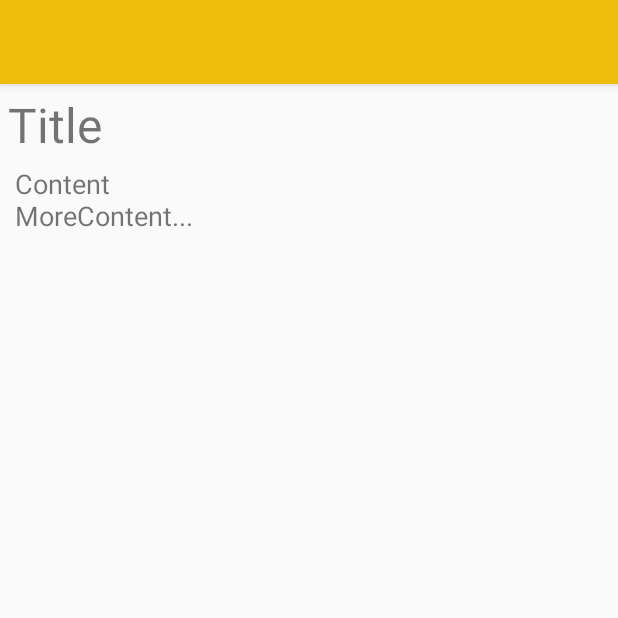
After one commit to medakk/alternote, an Android app: the NoteActivity screen opened directly, with no data from a screen before it, on a phone screen of 412 x 824 dp, the top half of it. The commit adds this screen. Run offline under Robolectric (Android 15) with nearby library versions, the phone set to English and light mode, and no system bars.

Commit message:
Added a new activity and fragment to show upon clicking on a note in the list, but it doesn't seem to be working

```diff
--- a/app/src/main/AndroidManifest.xml
+++ b/app/src/main/AndroidManifest.xml
@@ -16,6 +16,11 @@
                 <category android:name="android.intent.category.LAUNCHER" />
             </intent-filter>
         </activity>
+
+        <activity android:name=".NoteActivity"
+                  android:label="" >
+
+        </activity>
     </application>
 
 </manifest>
--- a/app/src/main/java/com/medakk/alternote/MainActivityFragment.java
+++ b/app/src/main/java/com/medakk/alternote/MainFragment.java
@@ -1,11 +1,13 @@
 package com.medakk.alternote;
 
+import android.content.Intent;
+import android.os.Bundle;
 import android.support.v4.app.Fragment;
-import android.os.Bundle;
 import android.view.Gravity;
 import android.view.LayoutInflater;
 import android.view.View;
 import android.view.ViewGroup;
+import android.widget.AdapterView;
 import android.widget.EditText;
 import android.widget.ImageButton;
 import android.widget.ListView;
@@ -22,14 +24,14 @@ import com.medakk.alternote.util.Helper;
  *  displays the list of entered notes,
  *  permits addition/removal of notes
  */
-public class MainActivityFragment extends Fragment {
+public class MainFragment extends Fragment {
 
     private EditText etQuickNote;
     private ImageButton ibtnAddQuickNote;
     private ListView lvNotes;
     private NotesAdapter notesAdapter;
 
-    public MainActivityFragment() {
+    public MainFragment() {
     }
 
     @Override
@@ -52,6 +54,15 @@ public class MainActivityFragment extends Fragment {
         notesAdapter = new NotesAdapter(getActivity());
         lvNotes.setAdapter(notesAdapter);
 
+        //start NoteActivity when a list item is pressed
+        lvNotes.setOnItemClickListener(new AdapterView.OnItemClickListener() {
+            @Override
+            public void onItemClick(AdapterView<?> parent, View view, int position, long id) {
+                final Intent i = new Intent(getActivity(), NoteActivity.class);
+                startActivity(i);
+            }
+        });
+
         // create a new note when ibtnAddQuickNote is pressed
         ibtnAddQuickNote.setOnClickListener(new View.OnClickListener() {
             @Override
@@ -70,7 +81,6 @@ public class MainActivityFragment extends Fragment {
         //start an AsyncTask to load the notes from the saved JSON file
         SaveAndLoad.LoadAsyncTask loadAsyncTask = new SaveAndLoad.LoadAsyncTask(getActivity(), notesAdapter);
         loadAsyncTask.execute();
-
         return v;
     }
 
--- /dev/null
+++ b/app/src/main/java/com/medakk/alternote/NoteActivity.java
@@ -0,0 +1,24 @@
+package com.medakk.alternote;
+
+import android.os.Bundle;
+import android.support.v4.app.Fragment;
+import android.support.v4.app.FragmentActivity;
+import android.support.v4.app.FragmentManager;
+
+/**
+ * Activity that hosts the fragment to view notes
+ */
+public class NoteActivity extends FragmentActivity {
+    @Override
+    protected void onCreate(Bundle savedInstanceState) {
+        super.onCreate(savedInstanceState);
+        setContentView(R.layout.activity_note);
+
+        final FragmentManager fm = getSupportFragmentManager();
+        Fragment f = fm.findFragmentById(R.id.fragment);
+        if(f == null) {
+            f = new SimpleNoteFragment();
+            fm.beginTransaction().add(R.id.fragment, f).commit();
+        }
+    }
+}
--- /dev/null
+++ b/app/src/main/java/com/medakk/alternote/SimpleNoteFragment.java
@@ -0,0 +1,20 @@
+package com.medakk.alternote;
+
+import android.os.Bundle;
+import android.support.v4.app.Fragment;
+import android.view.LayoutInflater;
+import android.view.View;
+import android.view.ViewGroup;
+import android.widget.TextView;
+
+public class SimpleNoteFragment extends Fragment {
+
+    private TextView tvTitle;
+    private TextView tvContent;
+
+    @Override
+    public View onCreateView(LayoutInflater inflater, ViewGroup container, Bundle savedInstanceState) {
+        final View v = inflater.inflate(R.layout.fragment_simple_note, container, false);
+        return v;
+    }
+}
--- a/app/src/main/java/com/medakk/alternote/uihelper/NotesAdapter.java
+++ b/app/src/main/java/com/medakk/alternote/uihelper/NotesAdapter.java
@@ -68,6 +68,8 @@ public class NotesAdapter extends BaseAdapter implements View.OnClickListener{
         return convertView;
     }
 
+
+
     //for the delete button
     @Override
     public void onClick(View v) {
--- a/app/src/main/java/com/medakk/alternote/uihelper/SaveAndLoad.java
+++ b/app/src/main/java/com/medakk/alternote/uihelper/SaveAndLoad.java
@@ -3,27 +3,21 @@ package com.medakk.alternote.uihelper;
 import android.content.Context;
 import android.os.AsyncTask;
 import android.util.Log;
-import android.widget.ListView;
 import android.widget.Toast;
 
 import com.medakk.alternote.R;
+import com.medakk.alternote.note.NoteManager;
 import com.medakk.alternote.note.SimpleNote;
-import com.medakk.alternote.note.NoteManager;
 
 import org.json.JSONArray;
 import org.json.JSONException;
 import org.json.JSONObject;
 import org.json.JSONTokener;
 
-import java.io.BufferedReader;
 import java.io.FileInputStream;
 import java.io.FileNotFoundException;
 import java.io.FileOutputStream;
-import java.io.InputStream;
-import java.io.InputStreamReader;
-import java.io.OutputStream;
 import java.lang.ref.WeakReference;
-import java.util.ArrayList;
 
 public class SaveAndLoad {
 
@@ -131,7 +125,7 @@ public class SaveAndLoad {
 
             try {
                 JSONArray jsonArray = (JSONArray) (new JSONTokener(sb.toString())).nextValue();
-                int size = jsonArray.getInt(0); //TODO: this assumes that the first object is the size.
+                int size = jsonArray.getInt(0); //TODO: this assumes that the first object is the size.it shoudln't
 
                 for(int i = 1; i<size+1; i++) {
                     JSONObject jsonObject = jsonArray.getJSONObject(i);
--- a/app/src/main/res/layout/activity_main.xml
+++ b/app/src/main/res/layout/activity_main.xml
@@ -1,7 +1,7 @@
 <fragment xmlns:android="http://schemas.android.com/apk/res/android"
           xmlns:tools="http://schemas.android.com/tools"
           android:id="@+id/fragment"
-          android:name="com.medakk.alternote.MainActivityFragment"
+          android:name="com.medakk.alternote.MainFragment"
           tools:layout="@layout/fragment_main"
           android:layout_width="match_parent"
           android:layout_height="match_parent"/>
--- /dev/null
+++ b/app/src/main/res/layout/activity_note.xml
@@ -0,0 +1,7 @@
+<?xml version="1.0" encoding="utf-8"?>
+<FrameLayout xmlns:android="http://schemas.android.com/apk/res/android"
+             android:id="@+id/fragment"
+             android:layout_width="match_parent"
+             android:layout_height="match_parent">
+
+</FrameLayout>
--- /dev/null
+++ b/app/src/main/res/layout/fragment_simple_note.xml
@@ -0,0 +1,23 @@
+<?xml version="1.0" encoding="utf-8"?>
+<LinearLayout xmlns:android="http://schemas.android.com/apk/res/android"
+              android:orientation="vertical"
+              android:layout_width="match_parent"
+              android:layout_height="match_parent">
+
+    <TextView
+        android:id="@+id/snote_tv_title"
+        android:text="Title"
+        android:textSize="32sp"
+        android:padding="5dp"
+        android:layout_width="fill_parent"
+        android:layout_height="wrap_content"/>
+
+    <TextView
+        android:id="@+id/snote_tv_content"
+        android:text="Content\nMoreContent..."
+        android:textSize="18sp"
+        android:layout_marginLeft="10dp"
+        android:layout_width="fill_parent"
+        android:layout_height="wrap_content"/>
+
+</LinearLayout>
--- a/app/src/main/res/values/strings.xml
+++ b/app/src/main/res/values/strings.xml
@@ -1,6 +1,6 @@
 <resources>
     <string name="app_name">Alternote</string>
-    <string name="quick_note">Type a note here...</string>
+    <string name="quick_note">Type a note here…</string>
     <string name="empty_list">You haven\'t created any notes yet</string>
     <string name="action_settings">Settings</string>
     <string name="toast_cant_save">Unable to save notes</string>
```
